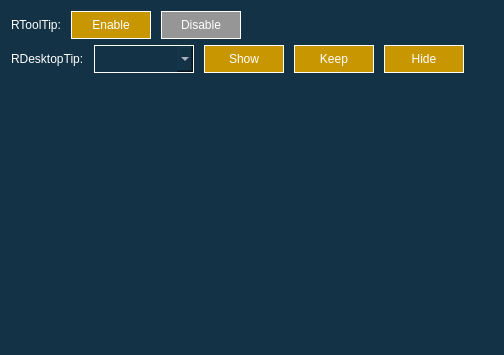
The window that src/tooltip/ToolTipDemo.ui (gongjianbo/QtWidgetsComponent) describes before a commit, drawn with Qt 5.
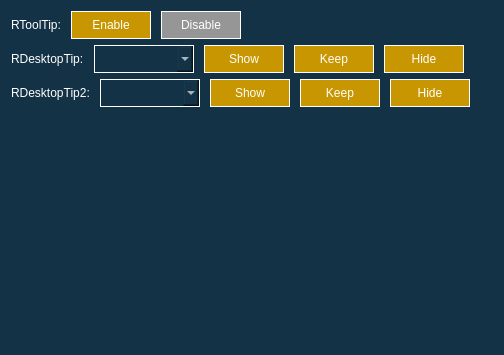
The same window after the commit.

```diff
--- a/src/tooltip/ToolTipDemo.ui
+++ b/src/tooltip/ToolTipDemo.ui
@@ -215,6 +215,109 @@
      </item>
     </layout>
    </item>
+   <item>
+    <layout class="QHBoxLayout" name="horizontalLayout_3">
+     <property name="spacing">
+      <number>10</number>
+     </property>
+     <item>
+      <widget class="QLabel" name="label_3">
+       <property name="text">
+        <string>RDesktopTip2:</string>
+       </property>
+      </widget>
+     </item>
+     <item>
+      <widget class="QComboBox" name="desktopTip2Box">
+       <property name="minimumSize">
+        <size>
+         <width>100</width>
+         <height>28</height>
+        </size>
+       </property>
+       <property name="maximumSize">
+        <size>
+         <width>100</width>
+         <height>28</height>
+        </size>
+       </property>
+      </widget>
+     </item>
+     <item>
+      <widget class="QPushButton" name="btnDesktopTip2Show">
+       <property name="minimumSize">
+        <size>
+         <width>80</width>
+         <height>28</height>
+        </size>
+       </property>
+       <property name="maximumSize">
+        <size>
+         <width>80</width>
+         <height>28</height>
+        </size>
+       </property>
+       <property name="text">
+        <string>Show</string>
+       </property>
+      </widget>
+     </item>
+     <item>
+      <widget class="QPushButton" name="btnDesktopTip2Keep">
+       <property name="minimumSize">
+        <size>
+         <width>80</width>
+         <height>28</height>
+        </size>
+       </property>
+       <property name="maximumSize">
+        <size>
+         <width>80</width>
+         <height>28</height>
+        </size>
+       </property>
+       <property name="text">
+        <string>Keep</string>
+       </property>
+      </widget>
+     </item>
+     <item>
+      <widget class="QPushButton" name="btnDesktopTip2Hide">
+       <property name="enabled">
+        <bool>true</bool>
+       </property>
+       <property name="minimumSize">
+        <size>
+         <width>80</width>
+         <height>28</height>
+        </size>
+       </property>
+       <property name="maximumSize">
+        <size>
+         <width>80</width>
+         <height>28</height>
+        </size>
+       </property>
+       <property name="text">
+        <string>Hide</string>
+       </property>
+      </widget>
+     </item>
+     <item>
+      <spacer name="horizontalSpacer_3">
+       <property name="orientation">
+        <enum>Qt::Horizontal</enum>
+       </property>
+       <property name="sizeHint" stdset="0">
+        <size>
+         <width>40</width>
+         <height>20</height>
+        </size>
+       </property>
+      </spacer>
+     </item>
+    </layout>
+   </item>
    <item>
     <spacer name="verticalSpacer">
      <property name="orientation">
```
